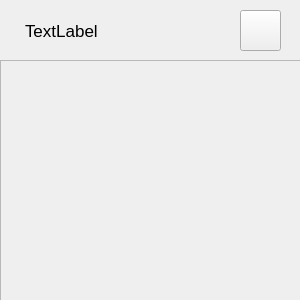
This is minischedule.ui in MindfulMeadow-Dev-Team/MindfulMeadow as Qt 5 draws it before an edit. The edited form follows.
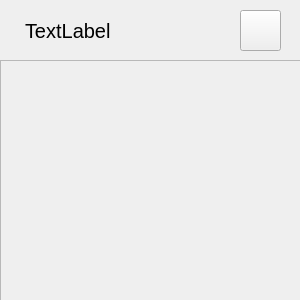
This is the edited form.

Commit message: update windows tray and sth more

What changed in the file:
```diff
--- a/minischedule.ui
+++ b/minischedule.ui
@@ -59,14 +59,14 @@
    <property name="geometry">
     <rect>
      <x>25</x>
-     <y>5</y>
-     <width>151</width>
-     <height>51</height>
+     <y>0</y>
+     <width>161</width>
+     <height>61</height>
     </rect>
    </property>
    <property name="font">
     <font>
-     <pointsize>13</pointsize>
+     <pointsize>15</pointsize>
     </font>
    </property>
    <property name="text">
```
The commit also changes 3 other files.
